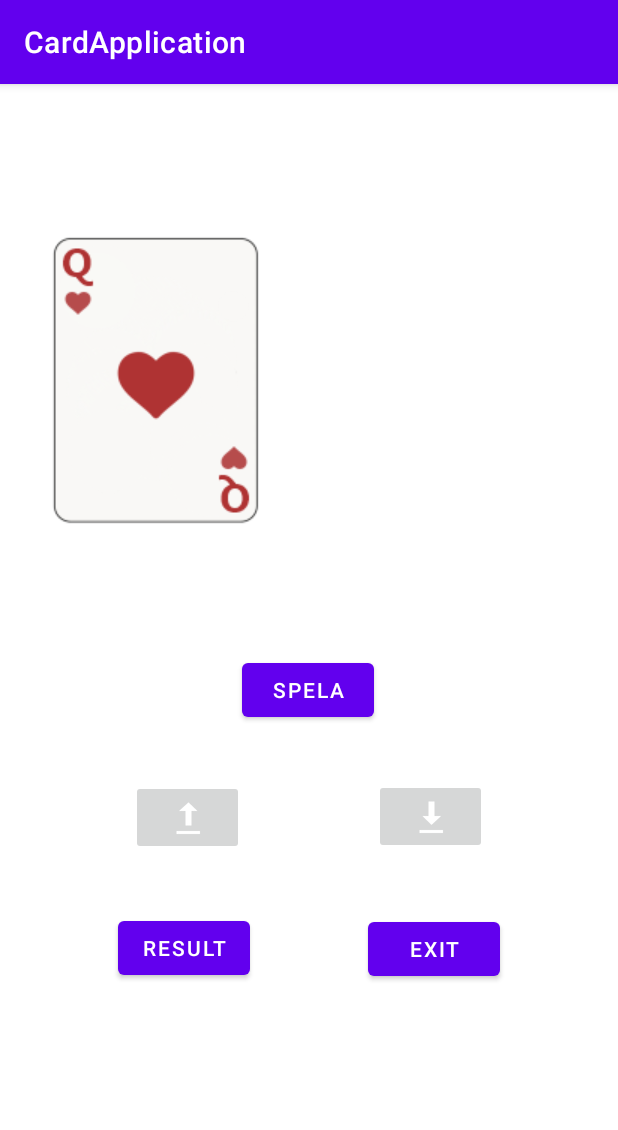
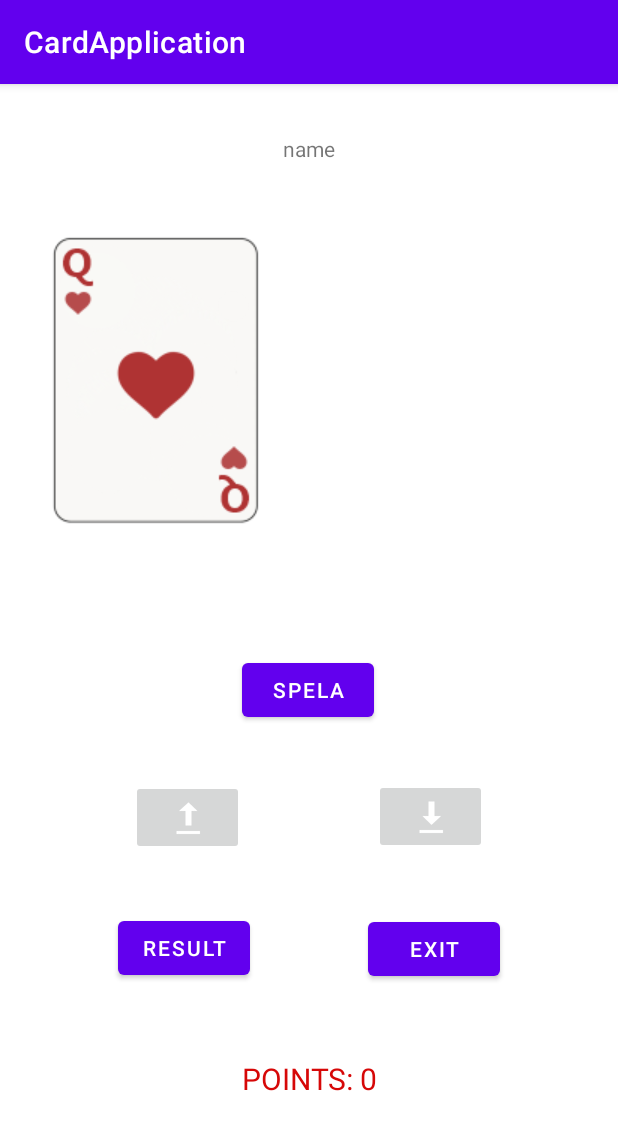
Before and after one commit to Chabbe76/cardApplication, an Android app: the screen it shows after launch (MainActivity), after a tap on "SPELA", on a phone screen of 412 x 824 dp. Shown: the top 1130 px of the screen. Run offline under Robolectric (Android 15) with nearby library versions, the phone set to English and light mode, and no system bars.

Commit message:
7:e commit Cleaner code Points Counter

```diff
--- a/app/src/main/java/com/example/cardapplication/MainActivity.kt
+++ b/app/src/main/java/com/example/cardapplication/MainActivity.kt
@@ -8,8 +8,10 @@ import kotlin.random.Random
 import android.widget.Button
 import android.widget.ImageButton
 import android.widget.ImageView
+import android.widget.TextView
 
 class MainActivity : AppCompatActivity() {
+    lateinit var pointTextView: TextView
     lateinit var imageView: ImageView
     lateinit var button: Button
     val cards = mutableListOf<Card>()
@@ -20,19 +22,21 @@ class MainActivity : AppCompatActivity() {
     lateinit var imageNewCard: ImageView
     var newCard: Card = Card("clubs two", 2, R.drawable.clubstwo)
     var randomCard: Card = Card("clubs two", 2, R.drawable.clubstwo)
-
+    var points = 0
 
     override fun onCreate(savedInstanceState: Bundle?) {
         super.onCreate(savedInstanceState)
+        setContentView(R.layout.activity_main)
 
-        setContentView(R.layout.activity_main)
+        //var name = intent.getStringExtra("name")
+
         imageView = findViewById(R.id.imageView);
         button = findViewById(R.id.button);
 
         button.setOnClickListener {
             val random = Random
             randomCard = cards[random.nextInt(cards.size)]
-            imageView.setImageResource(randomCard!!.image)
+            imageView.setImageResource(randomCard.image)
 
         }
         higherButton = findViewById(R.id.imageButtonHigher)
@@ -132,12 +136,18 @@ class MainActivity : AppCompatActivity() {
 
     fun higher() {
 
+        pointTextView = findViewById(R.id.pointTextView)
         newCard = cards[(0 until cards.size).random()]
         imageNewCard = findViewById(R.id.imageNewCard);
         imageNewCard.setImageResource(newCard.image)
 
         if (newCard.value > randomCard.value) {
+            points++
+            pointTextView.text = "POINTS: $points"
+
             Log.d("!!!", "Det är större")
+
+
         } else (Log.d("!!!", "Du är mindre förlorat"))
 
     }
@@ -148,7 +158,8 @@ class MainActivity : AppCompatActivity() {
         imageNewCard = findViewById(R.id.imageNewCard);
         imageNewCard.setImageResource(newCard.image)
         if (newCard.value < randomCard.value) {
-
+            points++
+            pointTextView.text = "POINTS: $points"
 
             Log.d("!!!", "Det är mindre")
         } else {
--- a/app/src/main/res/layout/activity_main.xml
+++ b/app/src/main/res/layout/activity_main.xml
@@ -96,4 +96,29 @@
         app:layout_constraintHorizontal_bias="0.5"
         app:layout_constraintStart_toEndOf="@+id/resultViewButton"
         app:layout_constraintTop_toBottomOf="@+id/imageButtonLower" />
+
+    <TextView
+        android:id="@+id/textViewName"
+        android:layout_width="wrap_content"
+        android:layout_height="wrap_content"
+        android:layout_marginTop="33dp"
+        android:text="name"
+        app:layout_constraintEnd_toEndOf="parent"
+        app:layout_constraintHorizontal_bias="0.5"
+        app:layout_constraintStart_toStartOf="parent"
+        app:layout_constraintTop_toTopOf="parent" />
+
+    <TextView
+        android:id="@+id/pointTextView"
+        android:layout_width="wrap_content"
+        android:layout_height="0dp"
+        android:layout_marginTop="49dp"
+        android:text="POINTS: 0"
+        android:textAlignment="center"
+        android:textColor="#D60707"
+        android:textSize="20sp"
+        app:layout_constraintEnd_toEndOf="parent"
+        app:layout_constraintHorizontal_bias="0.5"
+        app:layout_constraintStart_toStartOf="parent"
+        app:layout_constraintTop_toBottomOf="@+id/resultViewButton" />
 </androidx.constraintlayout.widget.ConstraintLayout>
--- a/app/src/main/res/layout/activity_start_sida.xml
+++ b/app/src/main/res/layout/activity_start_sida.xml
@@ -12,6 +12,10 @@
         android:layout_height="49dp"
         android:layout_marginTop="52dp"
         android:text="Higher or Lower"
+        android:textAllCaps="false"
+        android:textColor="@color/purple_500"
+        android:textColorHighlight="#D10D0D"
+        android:textSize="34sp"
         app:layout_constraintEnd_toEndOf="parent"
         app:layout_constraintHorizontal_bias="0.5"
         app:layout_constraintStart_toStartOf="parent"
@@ -23,6 +27,8 @@
         android:layout_height="wrap_content"
         android:layout_marginTop="21dp"
         android:text="Enter Your Name"
+        android:textColor="#90E813"
+        android:textColorHighlight="#B63737"
         app:layout_constraintEnd_toEndOf="parent"
         app:layout_constraintHorizontal_bias="0.5"
         app:layout_constraintStart_toStartOf="parent"
```
Also changed, not shown: app/src/main/java/com/example/cardapplication/ResultActivity.kt (+6 -1 lines), app/src/main/java/com/example/cardapplication/StartActivity.kt (+18 -0 lines), app/src/main/res/drawable/backimage2.jpg (added), 1 other file.
